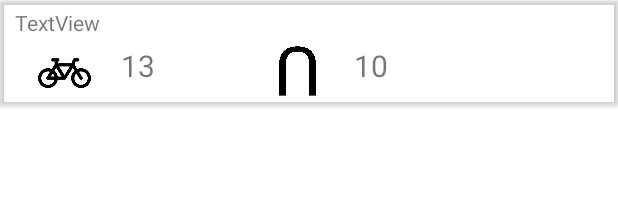
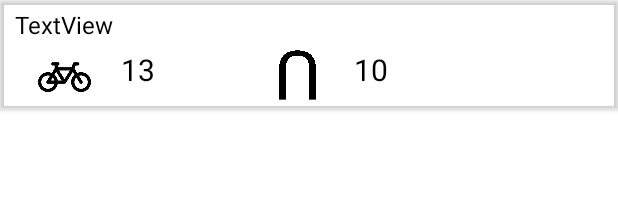
Before and after one commit to SnowboysDVP/Estaciones_Bizi_Grupo3, an Android app: the layout card_layout.xml on its own in the app's theme, with its tools: preview values and no code run, on a phone screen of 412 x 824 dp. Shown: the top 206 px of the screen. Run offline under Robolectric (Android 15) with nearby library versions, the phone set to English and light mode, and no system bars.

Commit message:
Retoque interfaz 2, icono

```diff
--- a/app/src/main/res/layout/card_layout.xml
+++ b/app/src/main/res/layout/card_layout.xml
@@ -16,7 +16,9 @@
             android:layout_height="wrap_content"
             android:layout_marginLeft="10dp"
             android:layout_marginTop="5dp"
-            android:text="TextView" />
+            android:text="TextView"
+            android:textColor="#000000"
+            android:textSize="16sp" />
 
         <Space
             android:layout_width="match_parent"
@@ -46,6 +48,7 @@
                 android:layout_marginLeft="20dp"
                 android:layout_weight="1"
                 android:text="13"
+                android:textColor="#000000"
                 android:textSize="20sp" />
 
             <Space
@@ -67,6 +70,7 @@
                 android:layout_marginLeft="20dp"
                 android:layout_weight="1"
                 android:text="10"
+                android:textColor="#000000"
                 android:textSize="20sp" />
         </LinearLayout>
 
--- a/app/src/main/res/values/colors.xml
+++ b/app/src/main/res/values/colors.xml
@@ -1,10 +1,10 @@
 <?xml version="1.0" encoding="utf-8"?>
 <resources>
-    <color name="purple_200">#FFBB86FC</color>
-    <color name="purple_500">#e52e15</color>
-    <color name="purple_700">#E52E15</color>
-    <color name="teal_200">#FF03DAC5</color>
-    <color name="teal_700">#FF018786</color>
+    <color name="purple_200">#E52E15</color>
+    <color name="purple_500">#E52E15</color>
+    <color name="purple_700">#A52513</color>
+    <color name="teal_200">#F46754</color>
+    <color name="teal_700">#E52E15</color>
     <color name="black">#FF000000</color>
     <color name="white">#FFFFFFFF</color>
 </resources>
```
Also changed, not shown: app/src/main/res/layout/activity_ficha_estacion.xml (+9 -9 lines).
